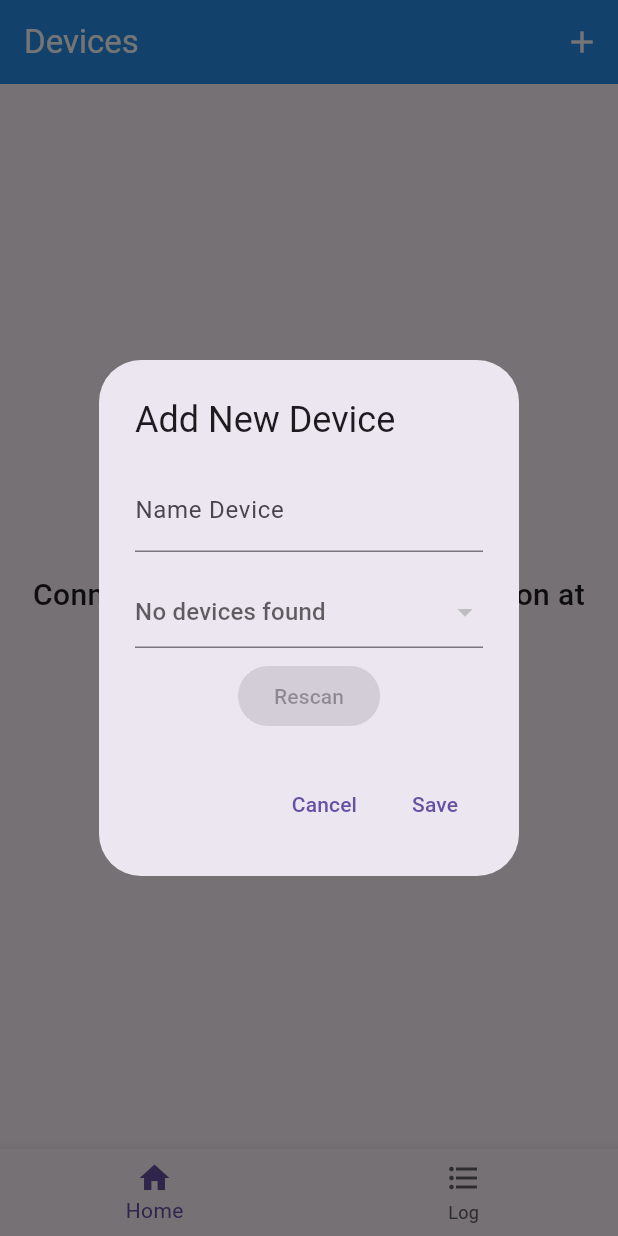
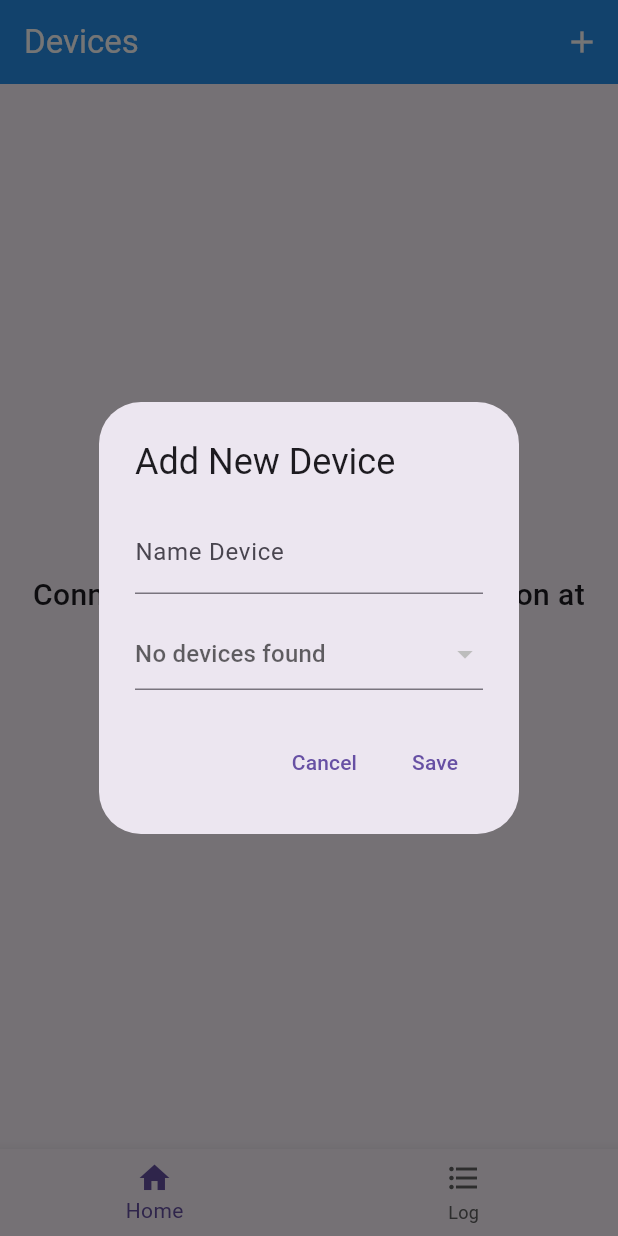
Before and after one commit to TylerHight/Que-App, a Flutter app: the screen it shows after launch, after a tap on the "add" icon, on a phone screen of 412 x 824 dp. Run offline on Flutter 3.47's test engine with Material 3 defaults, Android fonts, the phone set to English and light mode, and no system bars; our stand-ins replace flutter_blue, permission_handler, syncfusion_flutter_charts.

Commit message:
removed rescan button

```diff
--- a/lib/screens/home_screen/utils/add_device_dialog.dart
+++ b/lib/screens/home_screen/utils/add_device_dialog.dart
@@ -153,11 +153,6 @@ class _DeviceNameDialogState extends State<DeviceNameDialog> {
             hint: _availableDevices.isEmpty ? const Text('No devices found') : const Text('Select Device (Optional)'),
             disabledHint: const Text('No devices found'),
           ),
-          const SizedBox(height: 8.0),
-          ElevatedButton(
-            onPressed: _isScanning ? null : _startScanning,
-            child: const Text('Rescan'),
-          ),
         ],
       ),
       actions: <Widget>[
```
